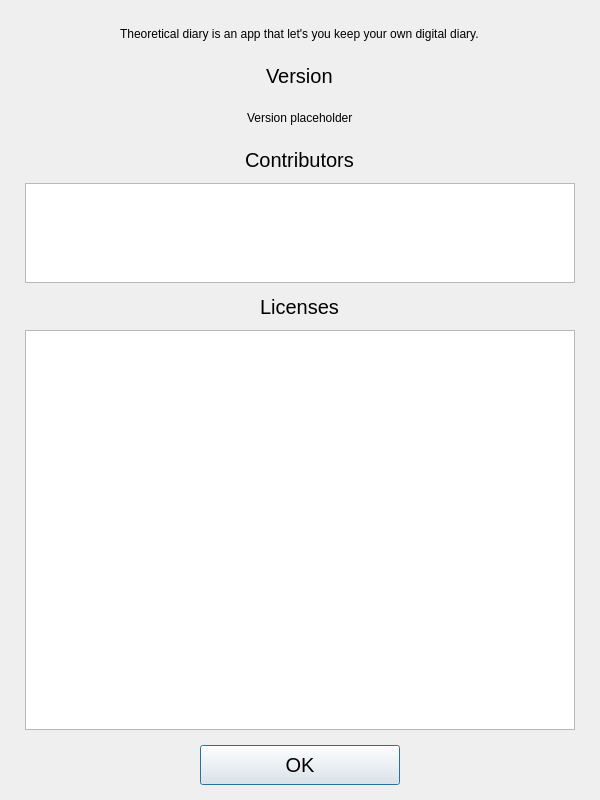
Above: aboutwindow.ui from someretical/TheoreticalDiary before the change. Below: the same form after it.
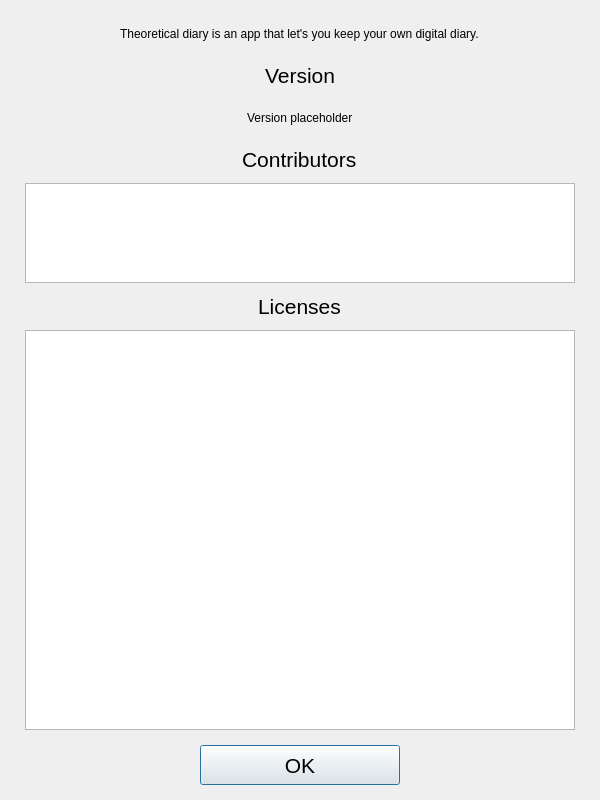
That is the form after the change. Icons and pictures are not drawn.

```diff
--- a/aboutwindow.ui
+++ b/aboutwindow.ui
@@ -62,7 +62,7 @@
     <widget class="QLabel" name="version_label">
      <property name="font">
       <font>
-       <pointsize>15</pointsize>
+       <pointsize>16</pointsize>
       </font>
      </property>
      <property name="text">
@@ -81,7 +81,7 @@
     <widget class="QLabel" name="contributors_label">
      <property name="font">
       <font>
-       <pointsize>15</pointsize>
+       <pointsize>16</pointsize>
       </font>
      </property>
      <property name="text">
@@ -121,7 +121,7 @@
     <widget class="QLabel" name="licenses_label">
      <property name="font">
       <font>
-       <pointsize>15</pointsize>
+       <pointsize>16</pointsize>
       </font>
      </property>
      <property name="text">
@@ -189,7 +189,7 @@
      </property>
      <property name="font">
       <font>
-       <pointsize>15</pointsize>
+       <pointsize>16</pointsize>
       </font>
      </property>
      <property name="text">
```
